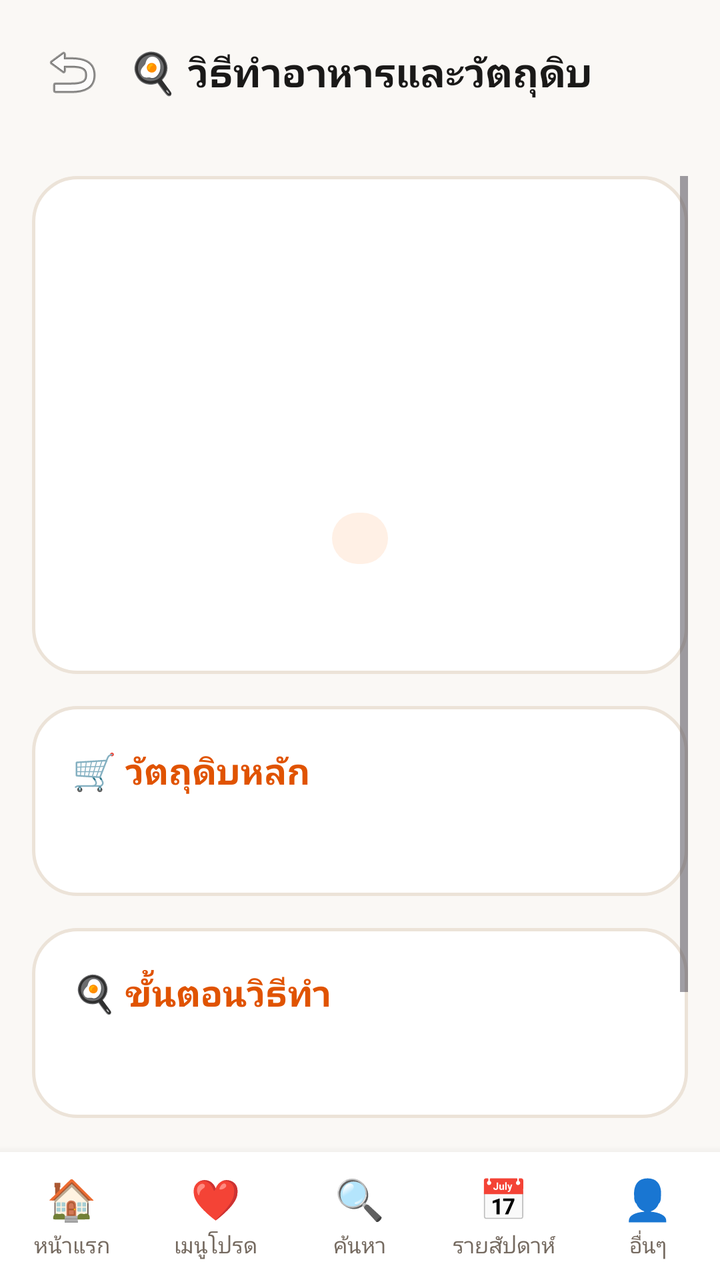
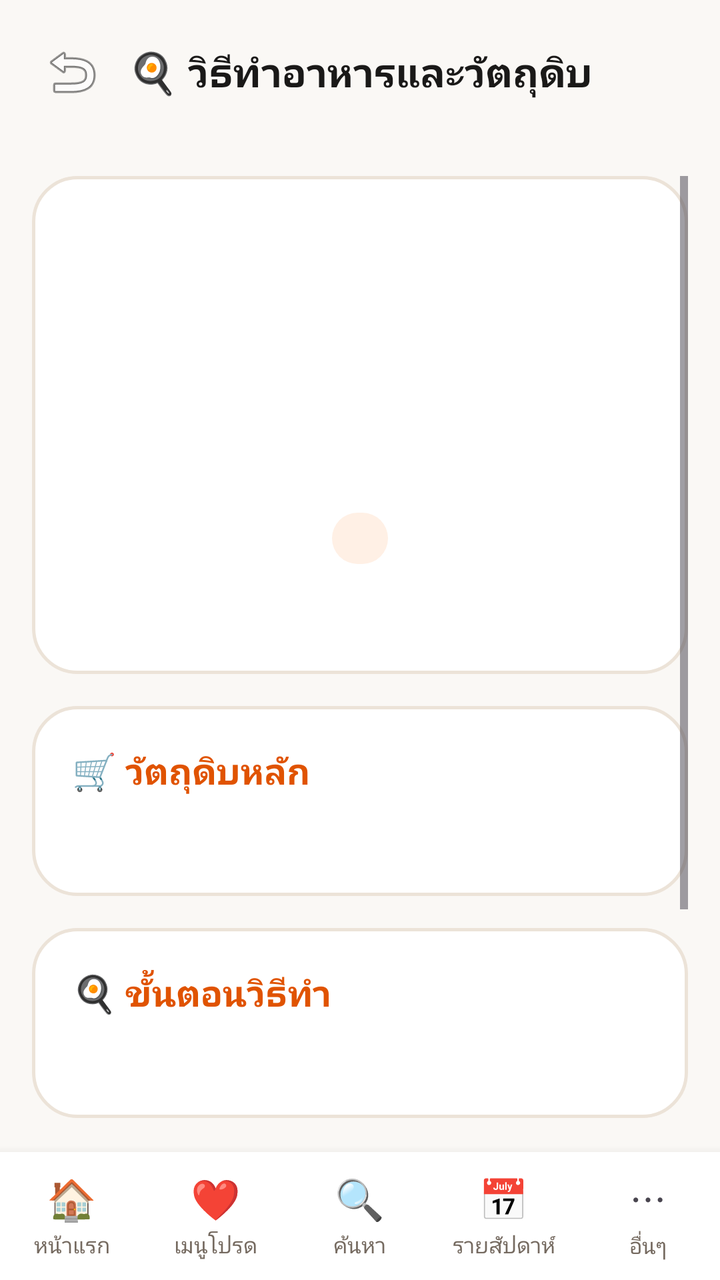

An Android layout rendered at two revisions. The XML below is the earlier revision; the diff shows what the commit changed to produce the second picture.
<!-- AndroidManifest.xml: application theme Theme.GinRaiDee -->
<!-- res/layout/activity_recipe.xml -->
<?xml version="1.0" encoding="utf-8"?>
<LinearLayout xmlns:android="http://schemas.android.com/apk/res/android"
    xmlns:app="http://schemas.android.com/apk/res-auto"
    android:layout_width="match_parent"
    android:layout_height="match_parent"
    android:background="@color/cream"
    android:orientation="vertical">

    
    <LinearLayout
        android:layout_width="match_parent"
        android:layout_height="wrap_content"
        android:gravity="center_vertical"
        android:orientation="horizontal"
        android:padding="16dp">

        <ImageButton
            android:id="@+id/btnBack"
            android:layout_width="40dp"
            android:layout_height="40dp"
            android:background="?attr/selectableItemBackgroundBorderless"
            android:src="@android:drawable/ic_menu_revert"
            android:contentDescription="Back" />

        <TextView
            android:layout_width="0dp"
            android:layout_height="wrap_content"
            android:layout_weight="1"
            android:gravity="center"
            android:text="🍳 วิธีทำอาหารและวัตถุดิบ"
            android:textColor="@color/text_primary"
            android:textSize="20sp"
            android:textStyle="bold" />

        <View
            android:layout_width="40dp"
            android:layout_height="40dp" />
    </LinearLayout>

    <ScrollView
        android:layout_width="match_parent"
        android:layout_height="0dp"
        android:layout_weight="1"
        android:fillViewport="true"
        android:padding="16dp">

        <LinearLayout
            android:layout_width="match_parent"
            android:layout_height="wrap_content"
            android:orientation="vertical"
            android:paddingBottom="16dp">

            
            <LinearLayout
                android:layout_width="match_parent"
                android:layout_height="wrap_content"
                android:background="@drawable/bg_card"
                android:gravity="center_horizontal"
                android:orientation="vertical"
                android:padding="24dp">

                <TextView
                    android:id="@+id/tvRecipeEmoji"
                    android:layout_width="wrap_content"
                    android:layout_height="wrap_content"
                    android:textSize="72sp" />

                <TextView
                    android:id="@+id/tvRecipeFoodName"
                    android:layout_width="wrap_content"
                    android:layout_height="wrap_content"
                    android:layout_marginTop="8dp"
                    android:gravity="center"
                    android:textColor="@color/text_primary"
                    android:textSize="24sp"
                    android:textStyle="bold" />

                <TextView
                    android:id="@+id/tvRecipeTag"
                    android:layout_width="wrap_content"
                    android:layout_height="wrap_content"
                    android:layout_marginTop="8dp"
                    android:background="@drawable/bg_tag_pill"
                    android:paddingHorizontal="14dp"
                    android:paddingVertical="4dp"
                    android:textColor="@color/orange_dark"
                    android:textSize="13sp"
                    android:textStyle="bold" />

                <TextView
                    android:id="@+id/tvRecipeInfo"
                    android:layout_width="match_parent"
                    android:layout_height="wrap_content"
                    android:layout_marginTop="12dp"
                    android:gravity="center"
                    android:textColor="@color/text_secondary"
                    android:textSize="14sp" />
            </LinearLayout>

            
            <LinearLayout
                android:layout_width="match_parent"
                android:layout_height="wrap_content"
                android:layout_marginTop="16dp"
                android:background="@drawable/bg_card"
                android:orientation="vertical"
                android:padding="20dp">

                <TextView
                    android:layout_width="match_parent"
                    android:layout_height="wrap_content"
                    android:text="🛒 วัตถุดิบหลัก"
                    android:textColor="@color/orange_dark"
                    android:textSize="18sp"
                    android:textStyle="bold" />

                <TextView
                    android:id="@+id/tvRecipeIngredients"
                    android:layout_width="match_parent"
                    android:layout_height="wrap_content"
                    android:layout_marginTop="10dp"
                    android:lineSpacingExtra="6dp"
                    android:textColor="@color/text_primary"
                    android:textSize="15sp" />
            </LinearLayout>

            
            <LinearLayout
                android:layout_width="match_parent"
                android:layout_height="wrap_content"
                android:layout_marginTop="16dp"
                android:background="@drawable/bg_card"
                android:orientation="vertical"
                android:padding="20dp">

                <TextView
                    android:layout_width="match_parent"
                    android:layout_height="wrap_content"
                    android:text="🍳 ขั้นตอนวิธีทำ"
                    android:textColor="@color/orange_dark"
                    android:textSize="18sp"
                    android:textStyle="bold" />

                <TextView
                    android:id="@+id/tvRecipeSteps"
                    android:layout_width="match_parent"
                    android:layout_height="wrap_content"
                    android:layout_marginTop="10dp"
                    android:lineSpacingExtra="6dp"
                    android:textColor="@color/text_primary"
                    android:textSize="15sp" />
            </LinearLayout>

            <com.google.android.material.button.MaterialButton
                android:id="@+id/btnToggleFavorite"
                android:layout_width="match_parent"
                android:layout_height="56dp"
                android:layout_marginTop="24dp"
                android:text="❤️ เพิ่มเป็นเมนูโปรด"
                android:textSize="17sp"
                android:textStyle="bold"
                app:backgroundTint="@color/orange_primary"
                app:cornerRadius="16dp" />

        </LinearLayout>
    </ScrollView>

    
    <include layout="@layout/include_bottom_nav" />

</LinearLayout>
<!-- res/layout/include_bottom_nav.xml (included above) -->
<?xml version="1.0" encoding="utf-8"?>
<LinearLayout xmlns:android="http://schemas.android.com/apk/res/android"
    android:layout_width="match_parent"
    android:layout_height="64dp"
    android:background="@color/white"
    android:elevation="8dp"
    android:orientation="horizontal"
    android:weightSum="5">

    <LinearLayout
        android:id="@+id/navHome"
        android:layout_width="0dp"
        android:layout_height="match_parent"
        android:layout_weight="1"
        android:gravity="center"
        android:orientation="vertical"
        android:clickable="true"
        android:focusable="true"
        android:background="?attr/selectableItemBackground">

        <TextView
            android:layout_width="wrap_content"
            android:layout_height="wrap_content"
            android:text="🏠"
            android:textSize="20sp" />

        <TextView
            android:layout_width="wrap_content"
            android:layout_height="wrap_content"
            android:layout_marginTop="2dp"
            android:text="หน้าแรก"
            android:textColor="@color/text_secondary"
            android:textSize="11sp" />
    </LinearLayout>

    <LinearLayout
        android:id="@+id/navFavorite"
        android:layout_width="0dp"
        android:layout_height="match_parent"
        android:layout_weight="1"
        android:gravity="center"
        android:orientation="vertical"
        android:clickable="true"
        android:focusable="true"
        android:background="?attr/selectableItemBackground">

        <TextView
            android:layout_width="wrap_content"
            android:layout_height="wrap_content"
            android:text="❤️"
            android:textSize="20sp" />

        <TextView
            android:layout_width="wrap_content"
            android:layout_height="wrap_content"
            android:layout_marginTop="2dp"
            android:text="เมนูโปรด"
            android:textColor="@color/text_secondary"
            android:textSize="11sp" />
    </LinearLayout>

    <LinearLayout
        android:id="@+id/navSearch"
        android:layout_width="0dp"
        android:layout_height="match_parent"
        android:layout_weight="1"
        android:gravity="center"
        android:orientation="vertical"
        android:clickable="true"
        android:focusable="true"
        android:background="?attr/selectableItemBackground">

        <TextView
            android:layout_width="wrap_content"
            android:layout_height="wrap_content"
            android:text="🔍"
            android:textSize="20sp" />

        <TextView
            android:layout_width="wrap_content"
            android:layout_height="wrap_content"
            android:layout_marginTop="2dp"
            android:text="ค้นหา"
            android:textColor="@color/text_secondary"
            android:textSize="11sp" />
    </LinearLayout>

    <LinearLayout
        android:id="@+id/navWeekly"
        android:layout_width="0dp"
        android:layout_height="match_parent"
        android:layout_weight="1"
        android:gravity="center"
        android:orientation="vertical"
        android:clickable="true"
        android:focusable="true"
        android:background="?attr/selectableItemBackground">

        <TextView
            android:layout_width="wrap_content"
            android:layout_height="wrap_content"
            android:text="📅"
            android:textSize="20sp" />

        <TextView
            android:layout_width="wrap_content"
            android:layout_height="wrap_content"
            android:layout_marginTop="2dp"
            android:text="รายสัปดาห์"
            android:textColor="@color/text_secondary"
            android:textSize="11sp" />
    </LinearLayout>

    <LinearLayout
        android:id="@+id/navMore"
        android:layout_width="0dp"
        android:layout_height="match_parent"
        android:layout_weight="1"
        android:gravity="center"
        android:orientation="vertical"
        android:clickable="true"
        android:focusable="true"
        android:background="?attr/selectableItemBackground">

        <TextView
            android:layout_width="wrap_content"
            android:layout_height="wrap_content"
            android:text="👤"
            android:textSize="20sp" />

        <TextView
            android:layout_width="wrap_content"
            android:layout_height="wrap_content"
            android:layout_marginTop="2dp"
            android:text="อื่นๆ"
            android:textColor="@color/text_secondary"
            android:textSize="11sp" />
    </LinearLayout>

</LinearLayout>
<!-- resources referenced by this layout -->
<resources>
  <color name="cream">#FAF8F5</color>
  <color name="orange_dark">#E05300</color>
  <color name="orange_primary">#FF6B00</color>
  <color name="text_primary">#1A1918</color>
  <color name="text_secondary">#756A60</color>
  <color name="white">#FFFFFF</color>
  <!-- drawable bg_card (drawable) -->
  <?xml version="1.0" encoding="utf-8"?>
  <shape xmlns:android="http://schemas.android.com/apk/res/android"
      android:shape="rectangle">
      <solid android:color="@color/white" />
      <corners android:radius="22dp" />
      <stroke
          android:width="1.5dp"
          android:color="@color/border_color" />
  </shape>
  <!-- drawable bg_tag_pill (drawable) -->
  <?xml version="1.0" encoding="utf-8"?>
  <shape xmlns:android="http://schemas.android.com/apk/res/android"
      android:shape="rectangle">
      <solid android:color="@color/orange_light" />
      <corners android:radius="16dp" />
  </shape>
  <style name="Theme.GinRaiDee" parent="Theme.Material3.DayNight.NoActionBar">
          <item name="colorPrimary">@color/orange_primary</item>
          <item name="colorPrimaryDark">@color/orange_dark</item>
          <item name="colorAccent">@color/orange_primary</item>
          <item name="android:windowBackground">@color/cream</item>
          <item name="android:statusBarColor">@color/orange_primary</item>
      </style>
  <color name="border_color">#ECE3D8</color>
  <color name="orange_light">#FFF0E5</color>
</resources>

<!-- the commit's change to res/layout/activity_recipe.xml (unified diff, before → after) -->
@@ -161,6 +161,19 @@
                 android:textStyle="bold"
                 app:backgroundTint="@color/orange_primary"
                 app:cornerRadius="16dp" />
+
+            <com.google.android.material.button.MaterialButton
+                android:id="@+id/btnViewLocation"
+                style="@style/Widget.Material3.Button.OutlinedButton"
+                android:layout_width="match_parent"
+                android:layout_height="54dp"
+                android:layout_marginTop="12dp"
+                android:text="📍  ดูพิกัดร้านแนะนำในแผนที่"
+                android:textColor="@color/orange_dark"
+                android:textSize="16sp"
+                app:cornerRadius="16dp"
+                app:strokeColor="@color/orange_primary"
+                app:strokeWidth="1.5dp" />
 
         </LinearLayout>
     </ScrollView>
@@ -297,7 +310,7 @@
         <TextView
             android:layout_width="wrap_content"
             android:layout_height="wrap_content"
-            android:text="👤"
+            android:text="⋯"
             android:textSize="20sp" />
 
         <TextView
